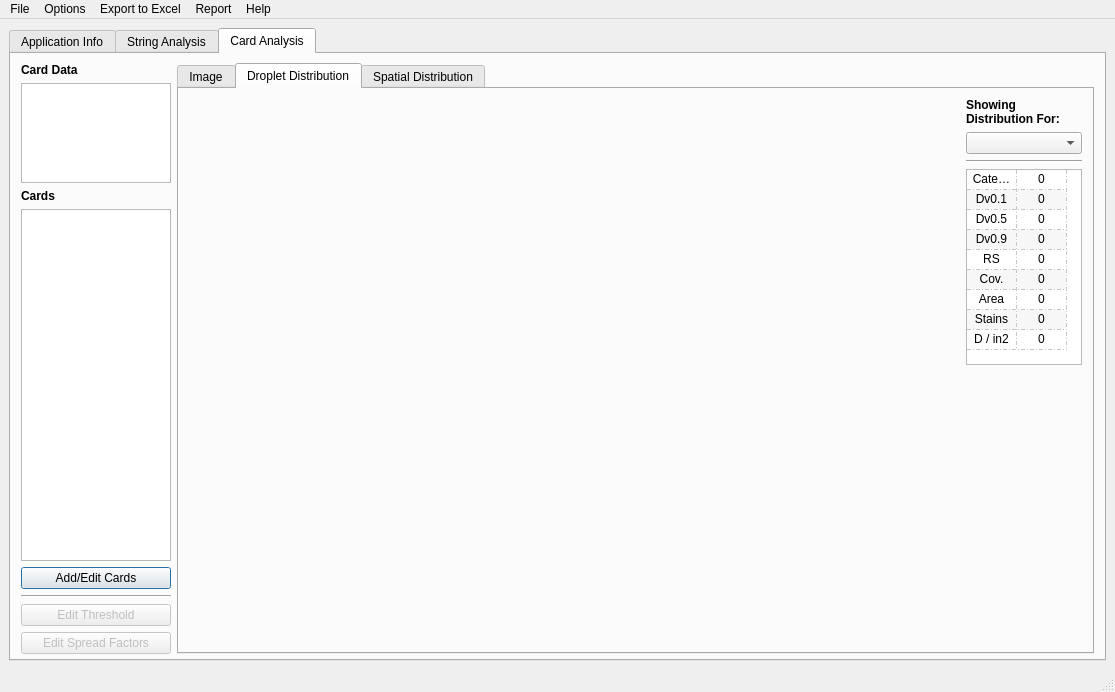
Old version of the form resources/mainWindow.ui in the repository gill14/AccuPatt.
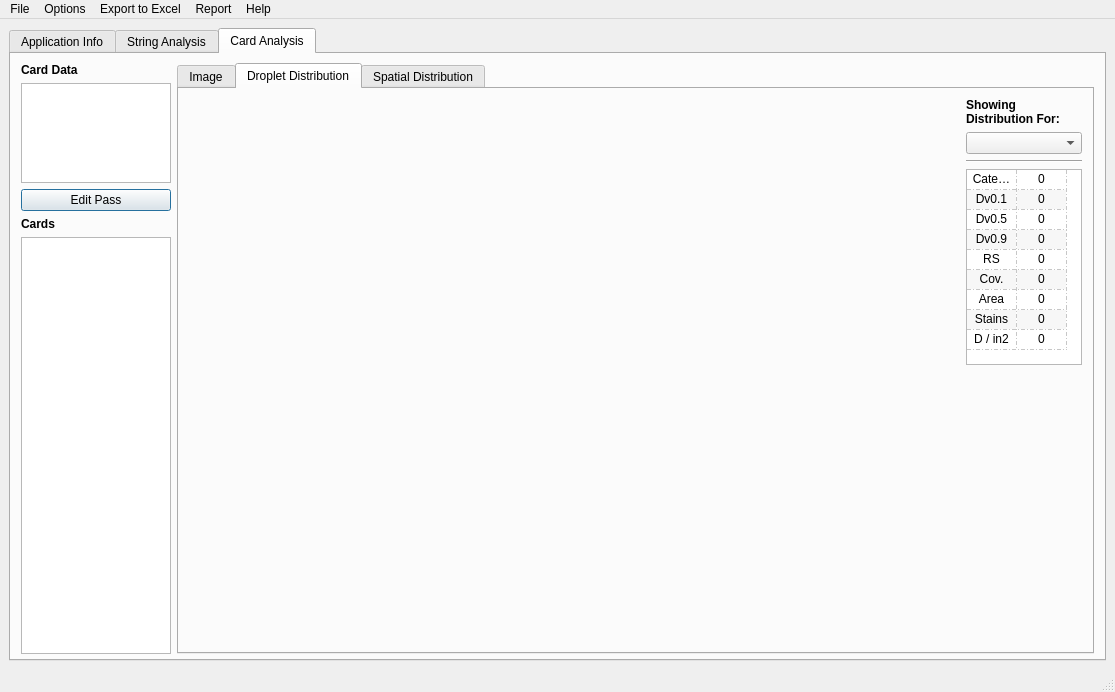
New version of the form. The open tabs and pages were chosen to show the change. Custom widgets are drawn as their Qt base class.

Commit message: migrate processing and sf buttons to card manager

What changed in the file:
```diff
--- a/resources/mainWindow.ui
+++ b/resources/mainWindow.ui
@@ -1193,6 +1193,28 @@
             </property>
            </widget>
           </item>
+          <item>
+           <widget class="QPushButton" name="buttonEditCards">
+            <property name="sizePolicy">
+             <sizepolicy hsizetype="Minimum" vsizetype="Fixed">
+              <horstretch>0</horstretch>
+              <verstretch>0</verstretch>
+             </sizepolicy>
+            </property>
+            <property name="maximumSize">
+             <size>
+              <width>200</width>
+              <height>16777215</height>
+             </size>
+            </property>
+            <property name="text">
+             <string>Edit Pass</string>
+            </property>
+            <property name="default">
+             <bool>true</bool>
+            </property>
+           </widget>
+          </item>
           <item>
            <widget class="QLabel" name="label_2">
             <property name="sizePolicy">
@@ -1249,55 +1271,6 @@
             </property>
            </widget>
           </item>
-          <item>
-           <widget class="QPushButton" name="buttonEditCards">
-            <property name="sizePolicy">
-             <sizepolicy hsizetype="Minimum" vsizetype="Fixed">
-              <horstretch>0</horstretch>
-              <verstretch>0</verstretch>
-             </sizepolicy>
-            </property>
-            <property name="maximumSize">
-             <size>
-              <width>200</width>
-              <height>16777215</height>
-             </size>
-            </property>
-            <property name="text">
-             <string>Add/Edit Cards</string>
-            </property>
-            <property name="default">
-             <bool>true</bool>
-            </property>
-           </widget>
-          </item>
-          <item>
-           <widget class="Line" name="line_3">
-            <property name="orientation">
-             <enum>Qt::Horizontal</enum>
-            </property>
-           </widget>
-          </item>
-          <item>
-           <widget class="QPushButton" name="buttonEditThreshold">
-            <property name="enabled">
-             <bool>false</bool>
-            </property>
-            <property name="text">
-             <string>Edit Threshold</string>
-            </property>
-           </widget>
-          </item>
-          <item>
-           <widget class="QPushButton" name="buttonEditSpreadFactors">
-            <property name="enabled">
-             <bool>false</bool>
-            </property>
-            <property name="text">
-             <string>Edit Spread Factors</string>
-            </property>
-           </widget>
-          </item>
          </layout>
         </item>
         <item>
```
Left out of the diff: 4 changed lines with no effect on the pictures. The commit also changes 3 other files.
